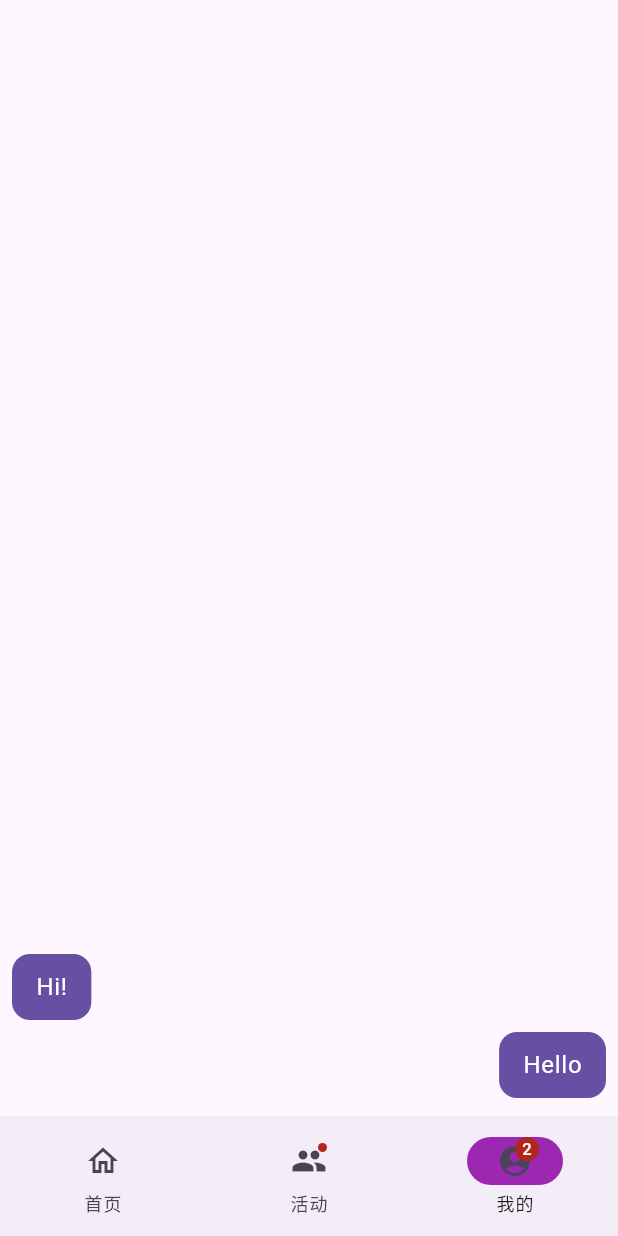
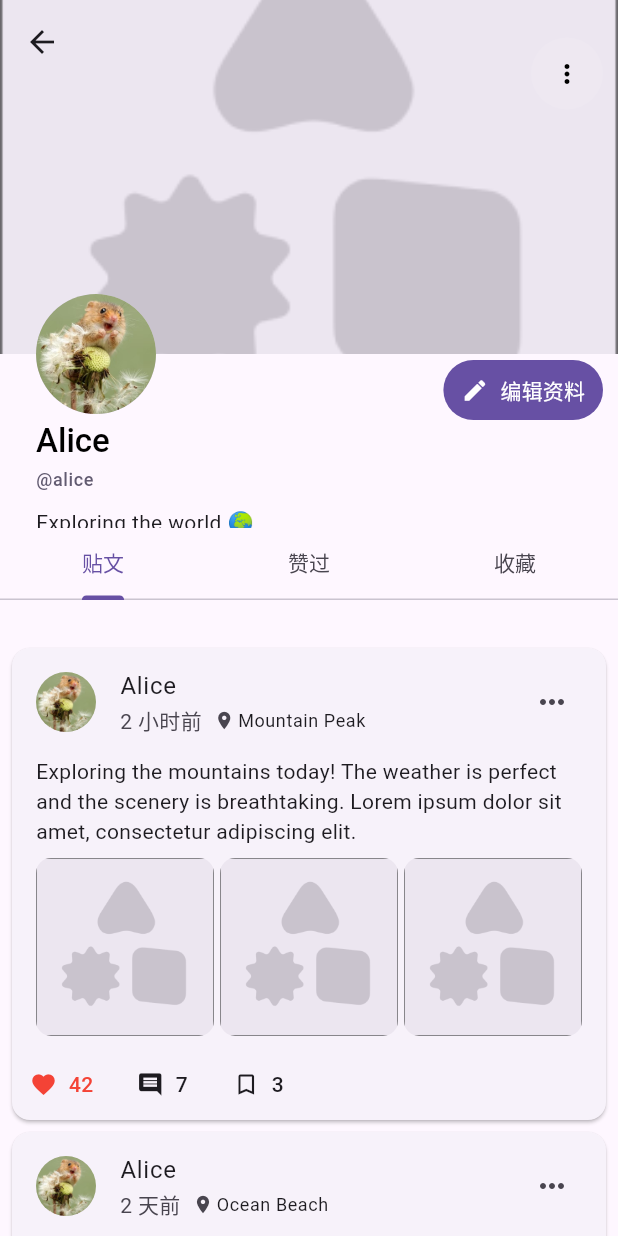
Before and after one commit to An-n-ya/TransPlatformFlutter, a Flutter app: the AppShell screen opened directly, item 3 of the bottom bar chosen, on a phone screen of 412 x 824 dp. Run offline on Flutter 3.47's test engine with Material 3 defaults, Android fonts, the light colour scheme and no system bars; our stand-ins replace flutter_secure_storage; accounts and stored records are empty.

Commit message:
feat: add user detail page

```diff
--- a/lib/domain/models/user.dart
+++ b/lib/domain/models/user.dart
@@ -7,6 +7,7 @@
 ///   "nickname": "Alice",
 ///   "avatar": "http://...",
 ///   "bio": "Hello!",
+///   "bioHeaderImg": "http://...",
 ///   "status": 1,
 ///   "followersCount": 42,
 ///   "followeesCount": 7,
@@ -19,6 +20,7 @@ class User {
   final String nickname;
   final String? avatar;
   final String? bio;
+  final String? bioHeaderImg;
   final int status;
   final int? followersCount;
   final int? followeesCount;
@@ -30,6 +32,7 @@ class User {
     required this.nickname,
     this.avatar,
     this.bio,
+    this.bioHeaderImg,
     this.status = 1,
     this.followersCount,
     this.followeesCount,
@@ -43,6 +46,7 @@ class User {
       nickname: json['nickname'] as String? ?? '',
       avatar: json['avatar'] as String?,
       bio: json['bio'] as String?,
+      bioHeaderImg: json['bioHeaderImg'] as String?,
       status: json['status'] as int? ?? 1,
       followersCount: json['followersCount'] as int?,
       followeesCount: json['followeesCount'] as int?,
@@ -58,6 +62,7 @@ class User {
         'nickname': nickname,
         'avatar': avatar,
         'bio': bio,
+        'bioHeaderImg': bioHeaderImg,
         'status': status,
         'followersCount': followersCount,
         'followeesCount': followeesCount,
--- a/lib/ui/posts/post_card.dart
+++ b/lib/ui/posts/post_card.dart
@@ -2,6 +2,7 @@ import 'package:flutter/material.dart';
 import 'package:intl/intl.dart';
 
 import '../../domain/models/post.dart';
+import '../user/user_detail_page.dart';
 import 'photo_grid.dart';
 
 /// A feed-style list of [PostCard]s.
@@ -40,6 +41,11 @@ class PostCard extends StatelessWidget {
           ListTile(
             leading: ClipOval(child: _buildAvatar(context)),
             title: Text(post.author.nickname),
+            onTap: () => Navigator.of(context).push(
+              MaterialPageRoute(
+                builder: (_) => UserDetailPage(user: post.author),
+              ),
+            ),
             subtitle: Row(
               children: [
                 Text(_formatDate(post.createdAt)),
--- /dev/null
+++ b/lib/ui/user/user_buttons.dart
@@ -0,0 +1,159 @@
+import 'package:flutter/material.dart';
+import 'package:provider/provider.dart';
+
+import '../../data/repositories/user/user_repository.dart';
+import '../../domain/models/user.dart';
+import '../../utils/result.dart';
+import '../settings/profile_page.dart';
+
+/// Follow / Unfollow button — checks follow status on init.
+class UserFollowButton extends StatefulWidget {
+  final User targetUser;
+
+  const UserFollowButton({super.key, required this.targetUser});
+
+  @override
+  State<UserFollowButton> createState() => _UserFollowButtonState();
+}
+
+class _UserFollowButtonState extends State<UserFollowButton> {
+  bool? _isFollowing;
+  bool _loading = true;
+
+  @override
+  void initState() {
+    super.initState();
+    _checkFollowStatus();
+  }
+
+  Future<void> _checkFollowStatus() async {
+    final me = await context.read<UserRepository>().getCurrentUser();
+    if (!mounted) return;
+
+    final userId = switch (me) {
+      Ok<User>(:final value) => value.id,
+      _ => null,
+    };
+    if (userId == null) {
+      if (mounted) setState(() => _loading = false);
+      return;
+    }
+
+    final result = await context.read<UserRepository>().getFollowees(userId);
+    if (!mounted) return;
+
+    switch (result) {
+      case Ok<List<User>>(:final value):
+        setState(() {
+          _isFollowing = value.any((u) => u.id == widget.targetUser.id);
+          _loading = false;
+        });
+      case Error<List<User>>():
+        if (mounted) setState(() => _loading = false);
+    }
+  }
+
+  Future<void> _toggleFollow() async {
+    final repo = context.read<UserRepository>();
+    final result = _isFollowing == true
+        ? await repo.unfollow(widget.targetUser.id)
+        : await repo.follow(widget.targetUser.id);
+
+    if (!mounted) return;
+    switch (result) {
+      case Ok<void>():{
+        setState(() => _isFollowing = !(_isFollowing ?? false));
+        ScaffoldMessenger.of(context).showSnackBar(
+          SnackBar(content: Text(_isFollowing == true ? '已关注' : '已取消关注')),
+        );
+      }
+      case Error<void>():{
+        ScaffoldMessenger.of(context).showSnackBar(
+          const SnackBar(content: Text('操作失败')),
+        );
+      }
+    }
+  }
+
+  @override
+  Widget build(BuildContext context) {
+    final cs = Theme.of(context).colorScheme;
+    final style = FilledButton.styleFrom(
+      backgroundColor: cs.primary,
+      foregroundColor: cs.onPrimary,
+      padding: const EdgeInsets.symmetric(horizontal: 12, vertical: 6),
+      shape: RoundedRectangleBorder(borderRadius: BorderRadius.circular(100)),
+    );
+
+    if (_loading) {
+      return FilledButton.icon(
+        style: style,
+        onPressed: null,
+        icon: SizedBox(
+          width: 16, height: 16,
+          child: CircularProgressIndicator(strokeWidth: 2, color: cs.onPrimary),
+        ),
+        label: const SizedBox.shrink(),
+      );
+    }
+
+    return FilledButton.icon(
+      style: style,
+      onPressed: _toggleFollow,
+      icon: Icon(
+        _isFollowing == true ? Icons.person_remove : Icons.person_add_alt,
+        size: 18,
+      ),
+      label: Text(_isFollowing == true ? '取消关注' : '关注'),
+    );
+  }
+}
+
+/// Edit profile button — shown when viewing own profile.
+class UserEditProfileButton extends StatelessWidget {
+  final User user;
+
+  const UserEditProfileButton({super.key, required this.user});
+
+  @override
+  Widget build(BuildContext context) {
+    final cs = Theme.of(context).colorScheme;
+    return FilledButton.icon(
+      style: FilledButton.styleFrom(
+        backgroundColor: cs.primary,
+        foregroundColor: cs.onPrimary,
+        padding: const EdgeInsets.symmetric(horizontal: 12, vertical: 6),
+        shape: RoundedRectangleBorder(borderRadius: BorderRadius.circular(100)),
+      ),
+      onPressed: () => Navigator.of(context).push(
+        MaterialPageRoute(builder: (_) => ProfilePage(existingUser: user)),
+      ),
+      icon: const Icon(Icons.edit, size: 18),
+      label: const Text('编辑资料'),
+    );
+  }
+}
+
+/// Small round icon button used in the cover area.
+class RoundIconButton extends StatelessWidget {
+  final IconData icon;
+  final VoidCallback onPressed;
+
+  const RoundIconButton({super.key, required this.icon, required this.onPressed});
+
+  @override
+  Widget build(BuildContext context) {
+    return Container(
+      decoration: BoxDecoration(
+        color: Colors.white.withValues(alpha: 0.08),
+        borderRadius: BorderRadius.circular(100),
+      ),
+      child: IconButton(
+        icon: Icon(icon),
+        onPressed: onPressed,
+        color: Colors.black,
+        iconSize: 20,
+      ),
+    );
+  }
+}
--- /dev/null
+++ b/lib/ui/user/user_detail_page.dart
@@ -0,0 +1,68 @@
+import 'package:flutter/material.dart';
+
+import '../../domain/models/user.dart';
+import 'user_header.dart';
+import 'user_tabs.dart';
+
+/// User detail/profile page.
+///
+/// Displays cover image, avatar, user info, tabs (posts/liked/saved),
+/// and a content feed.
+class UserDetailPage extends StatelessWidget {
+  final User user;
+  final bool isMe;
+
+  const UserDetailPage({super.key, required this.user, this.isMe = false});
+
+  @override
+  Widget build(BuildContext context) {
+    final cs = Theme.of(context).colorScheme;
+
+    return DefaultTabController(
+      length: 3,
+      child: Scaffold(
+        body: NestedScrollView(
+          headerSliverBuilder: (context, innerBoxIsScrolled) => [
+            // ── Cover & user info header ──
+            SliverOverlapAbsorber(
+              handle: NestedScrollView.sliverOverlapAbsorberHandleFor(context),
+              sliver: SliverAppBar(
+                expandedHeight: 352,
+                collapsedHeight: kToolbarHeight,
+                floating: false,
+                pinned: true,
+                backgroundColor: cs.surface,
+                flexibleSpace: FlexibleSpaceBar(
+                  background: UserHeaderSection(user: user, isMe: isMe),
+                ),
+              ),
+            ),
+            // ── Sticky TabBar ──
+            SliverPersistentHeader(
+              pinned: true,
+              delegate: UserTabBarDelegate(cs: cs),
+            ),
+          ],
+          body: TabBarView(
+            children: [
+              UserPostsTab(userId: user.id),
+              _buildPlaceholder(context),
+              _buildPlaceholder(context),
+            ],
+          ),
+        ),
+      ),
+    );
+  }
+
+  Widget _buildPlaceholder(BuildContext context) {
+    final cs = Theme.of(context).colorScheme;
+    return Container(
+      color: cs.surfaceDim,
+      child: const SafeArea(
+        top: false,
+        child: Center(child: Text('Coming soon')),
+      ),
+    );
+  }
+}
--- /dev/null
+++ b/lib/ui/user/user_header.dart
@@ -0,0 +1,180 @@
+import 'package:flutter/material.dart';
+
+import '../../domain/models/user.dart';
+import 'user_buttons.dart';
+
+/// Cover image, avatar overlay, user info, and action buttons.
+class UserHeaderSection extends StatelessWidget {
+  final User user;
+  final bool isMe;
+
+  const UserHeaderSection({super.key, required this.user, this.isMe = false});
+
+  @override
+  Widget build(BuildContext context) {
+    final theme = Theme.of(context);
+    final cs = theme.colorScheme;
+
+    return Stack(
+      clipBehavior: Clip.none,
+      children: [
+        // ── Cover image ──
+        Positioned(
+          top: 0, left: 0, right: 0,
+          child: SizedBox(
+            height: 236,
+            child: Stack(
+              children: [
+                UserCoverImage(coverUrl: user.bioHeaderImg),
+                Positioned(
+                  top: 25, right: 10,
+                  child: RoundIconButton(
+                    icon: Icons.more_vert,
+                    onPressed: () {},
+                  ),
+                ),
+              ],
+            ),
+          ),
+        ),
+
+        // ── Follow / Edit profile button ──
+        Positioned(
+          top: 236, right: 10,
+          child: isMe
+              ? UserEditProfileButton(user: user)
+              : UserFollowButton(targetUser: user),
+        ),
+
+        // ── Avatar ──
+        Positioned(
+          top: 196, left: 24,
+          child: UserAvatar(user: user),
+        ),
+
+        // ── User info ──
+        Positioned(
+          top: 280, left: 24, right: 24,
+          child: Column(
+            crossAxisAlignment: CrossAxisAlignment.start,
+            children: [
+              Text(
+                user.nickname,
+                style: theme.textTheme.titleLarge?.copyWith(
+                  fontWeight: FontWeight.w500,
+                  color: Colors.black,
+                ),
+              ),
+              const SizedBox(height: 4),
+              Text(
+                '@${user.username}',
+                style: theme.textTheme.bodySmall?.copyWith(
+                  fontWeight: FontWeight.w500,
+                  color: cs.secondary,
+                ),
+              ),
+              if (user.bio != null && user.bio!.isNotEmpty) ...[
+                const SizedBox(height: 10),
+                Text(
+                  user.bio!,
+                  style: theme.textTheme.bodyMedium?.copyWith(
+                    color: cs.onSurface,
+                    letterSpacing: 0.25,
+                  ),
+                ),
+              ],
+            ],
+          ),
+        ),
+      ],
+    );
+  }
+}
+
+/// Cover image — loads from [bioHeaderImg] URL, falls back to local asset.
+class UserCoverImage extends StatelessWidget {
+  final String? coverUrl;
+
+  const UserCoverImage({super.key, this.coverUrl});
+
+  @override
+  Widget build(BuildContext context) {
+    final cs = Theme.of(context).colorScheme;
+
+    if (coverUrl != null && coverUrl!.isNotEmpty) {
+      if (coverUrl!.startsWith('http')) {
+        return SizedBox(
+          height: 236,
+          child: Image.network(
+            coverUrl!,
+            fit: BoxFit.cover,
+            errorBuilder: (_, _, _) => _fallbackCover(cs),
+            loadingBuilder: (_, child, progress) =>
+                progress == null ? child : _fallbackCover(cs),
+          ),
+        );
+      }
+      return SizedBox(
+        height: 236,
+        child: Image.asset(
+          coverUrl!,
+          fit: BoxFit.cover,
+          errorBuilder: (_, _, _) => _fallbackCover(cs),
+        ),
+      );
+    }
+
+    return _fallbackCover(cs);
+  }
+
+  Widget _fallbackCover(ColorScheme cs) {
+    return Container(
+      height: 236,
+      decoration: BoxDecoration(
+        color: cs.surfaceContainerHigh,
+        image: const DecorationImage(
+          image: AssetImage('assets/images/image.png'),
+          fit: BoxFit.cover,
+        ),
+      ),
+    );
+  }
+}
+
+/// User avatar — loads from [user.avatar] URL, falls back to initial letter.
+class UserAvatar extends StatelessWidget {
+  final User user;
+
+  const UserAvatar({super.key, required this.user});
+
+  @override
+  Widget build(BuildContext context) {
+    final cs = Theme.of(context).colorScheme;
+
+    final avatarUrl = user.avatar;
+    ImageProvider? image;
+    if (avatarUrl != null && avatarUrl.isNotEmpty) {
+      image = avatarUrl.startsWith('http')
+          ? NetworkImage(avatarUrl)
+          : AssetImage(avatarUrl) as ImageProvider;
+    }
+
+    return CircleAvatar(
+      radius: 40,
+      backgroundColor: cs.primaryContainer,
+      backgroundImage: image,
+      child: image == null
+          ? Text(
+              user.nickname.isNotEmpty
+                  ? user.nickname[0].toUpperCase()
+                  : '?',
+              style: TextStyle(
+                color: cs.onPrimaryContainer,
+                fontSize: 22,
+                fontWeight: FontWeight.w500,
+              ),
+            )
+          : null,
+    );
+  }
+}
--- /dev/null
+++ b/lib/ui/user/user_tabs.dart
@@ -0,0 +1,106 @@
+import 'package:flutter/material.dart';
+import 'package:provider/provider.dart';
+
+import '../../data/repositories/post/post_repository.dart';
+import '../../domain/models/post.dart';
+import '../../utils/result.dart';
+import '../posts/post_card.dart';
+
+/// Tab content: list of posts by this user.
+class UserPostsTab extends StatefulWidget {
+  final int userId;
+
+  const UserPostsTab({super.key, required this.userId});
+
+  @override
+  State<UserPostsTab> createState() => _UserPostsTabState();
+}
+
+class _UserPostsTabState extends State<UserPostsTab> {
+  late Future<Result<List<Post>>> _postsFuture;
+
+  @override
+  void initState() {
+    super.initState();
+    _loadPosts();
+  }
+
+  void _loadPosts() {
+    _postsFuture = context.read<PostRepository>().getUserPosts(widget.userId);
+  }
+
+  @override
+  Widget build(BuildContext context) {
+    return FutureBuilder<Result<List<Post>>>(
+      future: _postsFuture,
+      builder: (_, snapshot) {
+        if (!snapshot.hasData) {
+          return const Center(child: CircularProgressIndicator());
+        }
+        return switch (snapshot.data!) {
+          Ok<List<Post>>(:final value) => value.isEmpty
+              ? const Center(child: Text('暂无贴文'))
+              : Padding(
+                  padding: const EdgeInsets.only(top: 80),
+                  child: PostFeed(posts: value),
+                ),
+          Error<List<Post>>(:final error) => Center(
+              child: Column(
+                mainAxisSize: MainAxisSize.min,
+                children: [
+                  const Icon(Icons.error_outline, size: 48, color: Colors.red),
+                  const SizedBox(height: 16),
+                  Text('加载失败',
+                      style: Theme.of(context).textTheme.titleMedium),
+                  const SizedBox(height: 8),
+                  Text(error.toString(),
+                      textAlign: TextAlign.center,
+                      style: Theme.of(context).textTheme.bodySmall),
+                  const SizedBox(height: 16),
+                  FilledButton.tonal(
+                    onPressed: () => setState(_loadPosts),
+                    child: const Text('重试'),
+                  ),
+                ],
+              ),
+            ),
+        };
+      },
+    );
+  }
+}
+
+/// Sticky TabBar delegate for the pinned tab bar.
+class UserTabBarDelegate extends SliverPersistentHeaderDelegate {
+  final ColorScheme cs;
+
+  UserTabBarDelegate({required this.cs});
+
+  @override
+  double get minExtent => 48;
+  @override
+  double get maxExtent => 48;
+
+  @override
+  Widget build(
+      BuildContext context, double shrinkOffset, bool overlapsContent) {
+    return Container(
+      color: cs.surface,
+      child: TabBar(
+        labelColor: cs.primary,
+        unselectedLabelColor: cs.onSurfaceVariant,
+        indicatorColor: cs.primary,
+        indicatorWeight: 3,
+        indicatorPadding: EdgeInsets.zero,
+        tabs: const [
+          Tab(text: '贴文'),
+          Tab(text: '赞过'),
+          Tab(text: '收藏'),
+        ],
+      ),
+    );
+  }
+
+  @override
+  bool shouldRebuild(UserTabBarDelegate oldDelegate) => false;
+}
```
Also changed, not shown: lib/ui/home/app_shell.dart (+36 -3 lines), 2 other files.
